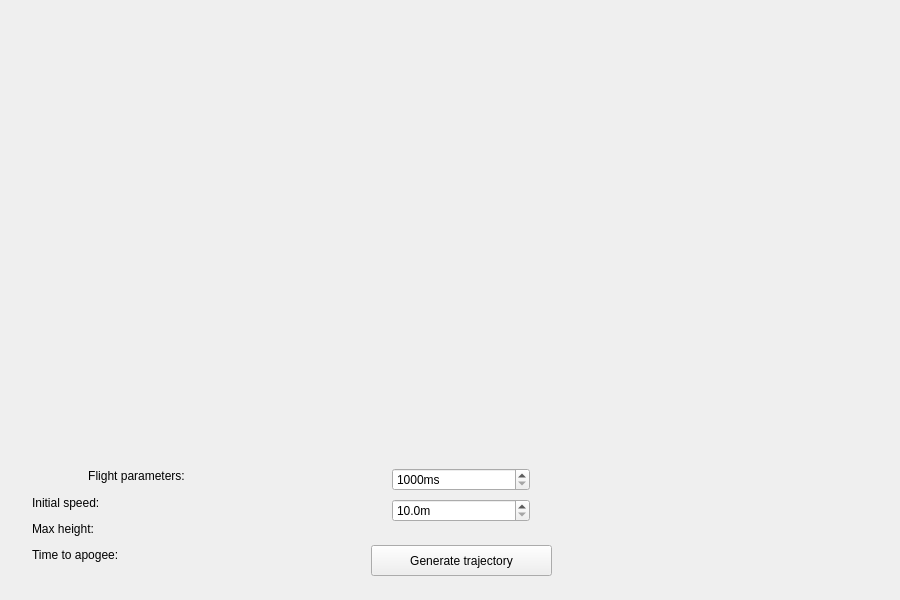
Old version of the form mainwindow.ui in the repository micavanco/FlightTrajectory.
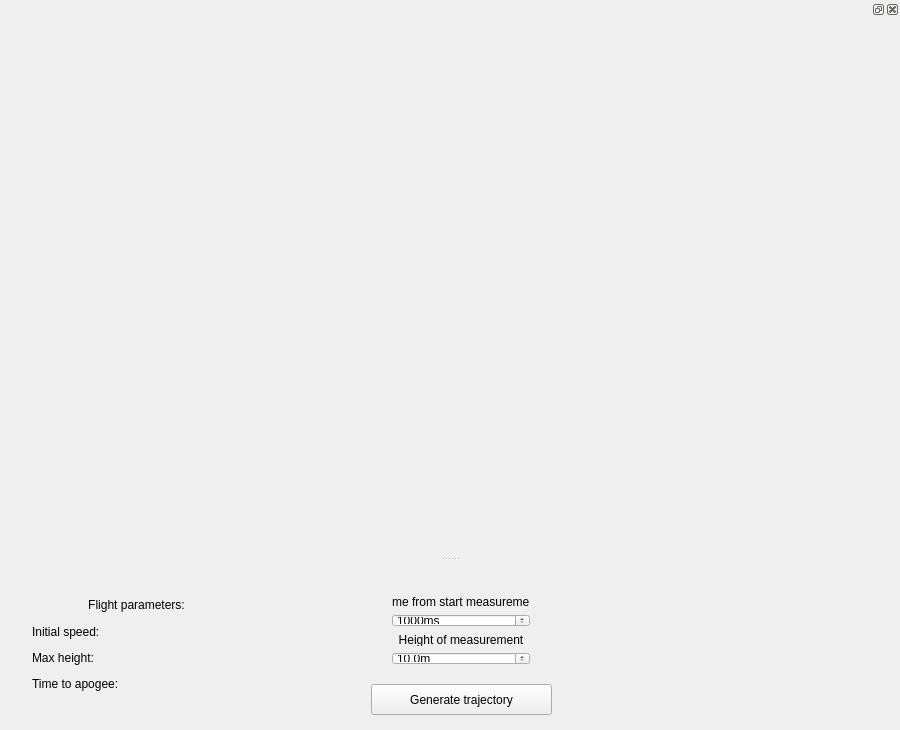
New version of the form.

Commit message: Added Chart class to display bullet height and all logic to draw charts

```diff
--- a/mainwindow.ui
+++ b/mainwindow.ui
@@ -7,7 +7,7 @@
     <x>0</x>
     <y>0</y>
     <width>900</width>
-    <height>600</height>
+    <height>730</height>
    </rect>
   </property>
   <property name="windowTitle">
@@ -15,9 +15,6 @@
   </property>
   <widget class="QWidget" name="centralWidget">
    <layout class="QVBoxLayout" name="verticalLayout">
-    <item>
-     <widget class="QWidget" name="chartWidget" native="true"/>
-    </item>
     <item>
      <widget class="QWidget" name="menuWidget" native="true">
       <property name="maximumSize">
@@ -30,7 +27,7 @@
        <property name="geometry">
         <rect>
          <x>360</x>
-         <y>100</y>
+         <y>110</y>
          <width>181</width>
          <height>31</height>
         </rect>
@@ -48,10 +45,20 @@
          <x>370</x>
          <y>10</y>
          <width>160</width>
-         <height>80</height>
+         <height>92</height>
         </rect>
        </property>
        <layout class="QVBoxLayout" name="verticalLayout_2">
+        <item>
+         <widget class="QLabel" name="timeSpinLabel">
+          <property name="text">
+           <string>Time from start measurement</string>
+          </property>
+          <property name="alignment">
+           <set>Qt::AlignCenter</set>
+          </property>
+         </widget>
+        </item>
         <item>
          <widget class="QSpinBox" name="timeSpinBox">
           <property name="suffix">
@@ -65,6 +72,16 @@
           </property>
          </widget>
         </item>
+        <item>
+         <widget class="QLabel" name="heightSpinLabel">
+          <property name="text">
+           <string>Height of measurement</string>
+          </property>
+          <property name="alignment">
+           <set>Qt::AlignCenter</set>
+          </property>
+         </widget>
+        </item>
         <item>
          <widget class="QDoubleSpinBox" name="heightSpinBox">
           <property name="suffix">
@@ -166,6 +183,18 @@
     </item>
    </layout>
   </widget>
+  <widget class="QDockWidget" name="chartWidget">
+   <property name="minimumSize">
+    <size>
+     <width>58</width>
+     <height>556</height>
+    </size>
+   </property>
+   <attribute name="dockWidgetArea">
+    <number>4</number>
+   </attribute>
+   <widget class="QWidget" name="dockWidgetContents"/>
+  </widget>
  </widget>
  <layoutdefault spacing="6" margin="11"/>
  <resources/>
```
The commit also changes 8 other files.
